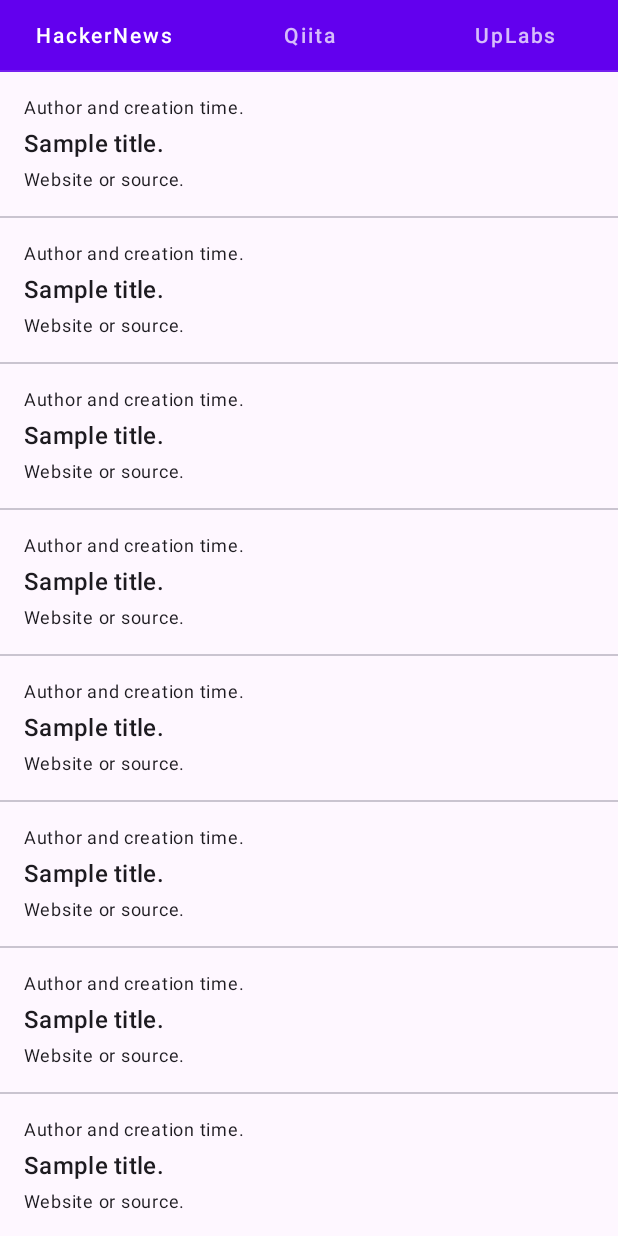
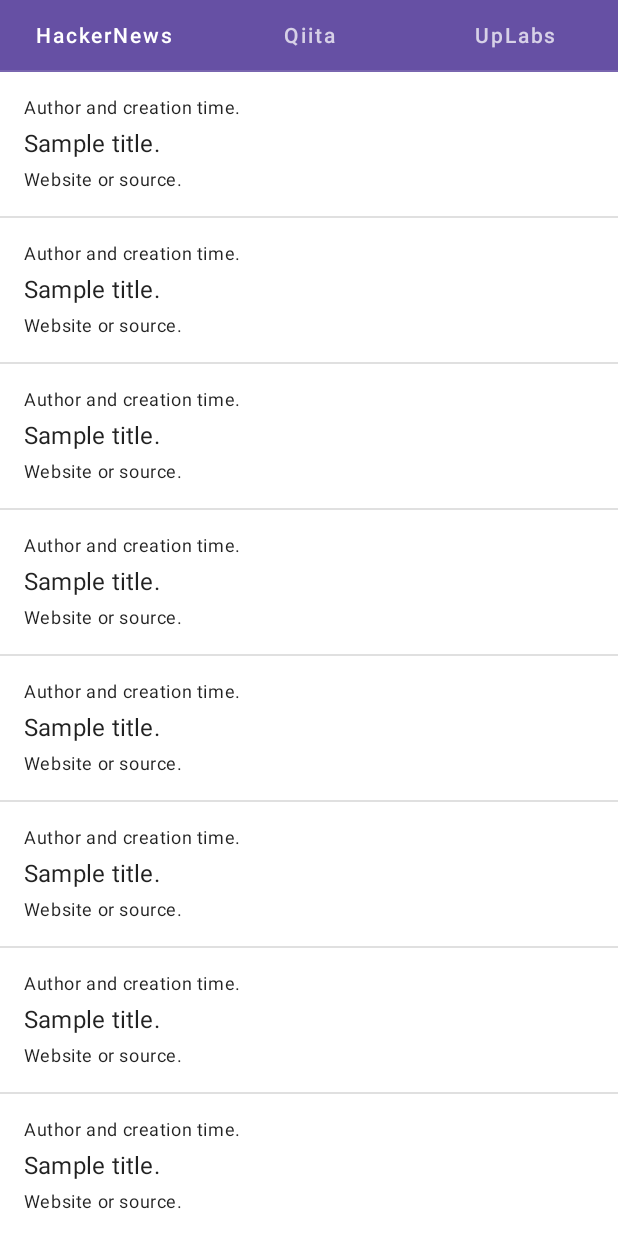
Before and after one commit to eneim/kiji-android, an Android app built with Jetpack Compose: the screen it shows after launch (MainActivity), on a phone screen of 412 x 824 dp. Run offline under Robolectric (Android 15) with nearby library versions, the phone set to English and light mode, and no system bars; our stand-ins replace Shimmer, accompanist, paging; libraries missing offline, so code that uses them is left out: coil.decode, io.github.aakira.napier; network calls fail; pictures from the network do not load; 10 statements that could not run were skipped.

Commit message:
Switch away from Material 3.

```diff
--- a/kiji/build.gradle
+++ b/kiji/build.gradle
@@ -94,8 +94,7 @@ dependencies {
 
     implementation(libs.compose.ui)
     implementation(libs.compose.preview)
-    implementation(libs.compose.material3)
-    implementation(libs.compose.material3.window)
+    implementation(libs.compose.material)
     implementation(libs.compose.activity)
     implementation(libs.compose.viewmodel)
     implementation(libs.compose.paging)
--- a/kiji/src/main/java/dev/kiji/KijiApp.kt
+++ b/kiji/src/main/java/dev/kiji/KijiApp.kt
@@ -18,8 +18,8 @@ package dev.kiji
 
 import androidx.compose.foundation.ExperimentalFoundationApi
 import androidx.compose.foundation.layout.fillMaxSize
-import androidx.compose.material3.MaterialTheme
-import androidx.compose.material3.Surface
+import androidx.compose.material.MaterialTheme
+import androidx.compose.material.Surface
 import androidx.compose.runtime.Composable
 import androidx.compose.ui.Modifier
 import androidx.navigation.NavHostController
@@ -46,7 +46,7 @@ internal fun KijiAppContent(
     Surface(
         modifier = Modifier
             .fillMaxSize(),
-        color = MaterialTheme.colorScheme.surface
+        color = MaterialTheme.colors.surface
     ) {
         HomeContent(
             hackerViewsViewModel = hackerViewsViewModel,
--- a/kiji/src/main/java/dev/kiji/MainActivity.kt
+++ b/kiji/src/main/java/dev/kiji/MainActivity.kt
@@ -65,7 +65,7 @@ class MainActivity : ComponentActivity() {
             CompositionLocalProvider(
                 LocalCurrentMinute provides clockBroadcastReceiver.currentTimeMillis,
             ) {
-                KijiAppTheme(dynamicColor = false) {
+                KijiAppTheme {
                     KijiAppContent(
                         hackerViewsViewModel = hackerViewsViewModel,
                         qiitaFeedViewModel = viewModel(),
--- a/kiji/src/main/java/dev/kiji/data/entities/Story.kt
+++ b/kiji/src/main/java/dev/kiji/data/entities/Story.kt
@@ -48,5 +48,9 @@ data class Story(
 
     // https://icon.horse/icon/${url}
     // https://api.faviconkit.com/{url}/{size}
-    val faviconUrl: String? = website?.let { "https://api.faviconkit.com/$it/256" }
+    // https://www.google.com/s2/favicons?domain=$it&sz=256
+    val faviconUrl: String? = website?.let {
+        "https://api.faviconkit.com/$it/256"
+        // "https://www.google.com/s2/favicons?domain=$it&sz=256"
+    }
 }
--- a/kiji/src/main/java/dev/kiji/home/components/ImageStory.kt
+++ b/kiji/src/main/java/dev/kiji/home/components/ImageStory.kt
@@ -19,7 +19,7 @@ package dev.kiji.home.components
 import androidx.compose.foundation.clickable
 import androidx.compose.foundation.layout.aspectRatio
 import androidx.compose.foundation.layout.fillMaxSize
-import androidx.compose.material3.Surface
+import androidx.compose.material.Surface
 import androidx.compose.runtime.Composable
 import androidx.compose.ui.Modifier
 import androidx.compose.ui.layout.ContentScale
--- a/kiji/src/main/java/dev/kiji/home/components/Story.kt
+++ b/kiji/src/main/java/dev/kiji/home/components/Story.kt
@@ -27,9 +27,9 @@ import androidx.compose.foundation.layout.padding
 import androidx.compose.foundation.layout.size
 import androidx.compose.foundation.layout.width
 import androidx.compose.foundation.layout.wrapContentHeight
-import androidx.compose.material3.MaterialTheme
-import androidx.compose.material3.Surface
-import androidx.compose.material3.Text
+import androidx.compose.material.MaterialTheme
+import androidx.compose.material.Surface
+import androidx.compose.material.Text
 import androidx.compose.runtime.Composable
 import androidx.compose.runtime.Stable
 import androidx.compose.runtime.remember
@@ -108,7 +108,7 @@ fun Story(
         ) {
             Text(
                 text = data.header,
-                style = MaterialTheme.typography.labelMedium.copy(
+                style = MaterialTheme.typography.caption.copy(
                     fontWeight = FontWeight.Normal,
                 ),
                 maxLines = 1,
@@ -122,7 +122,7 @@ fun Story(
 
             Text(
                 text = data.title,
-                style = MaterialTheme.typography.titleMedium,
+                style = MaterialTheme.typography.subtitle1,
                 modifier = Modifier
                     .fillMaxWidth()
                     .wrapContentHeight()
@@ -158,7 +158,7 @@ fun Story(
 
                     Text(
                         text = data.footer,
-                        style = MaterialTheme.typography.labelMedium.copy(
+                        style = MaterialTheme.typography.caption.copy(
                             fontWeight = FontWeight.Normal,
                         ),
                         maxLines = 1,
--- a/kiji/src/main/java/dev/kiji/navigation/HomeNavigation.kt
+++ b/kiji/src/main/java/dev/kiji/navigation/HomeNavigation.kt
@@ -24,11 +24,11 @@ import androidx.compose.foundation.layout.wrapContentHeight
 import androidx.compose.foundation.pager.HorizontalPager
 import androidx.compose.foundation.pager.PagerState
 import androidx.compose.foundation.pager.rememberPagerState
+import androidx.compose.material.MaterialTheme
 import androidx.compose.material.Tab
 import androidx.compose.material.TabRow
 import androidx.compose.material.TabRowDefaults
 import androidx.compose.material.Text
-import androidx.compose.material3.MaterialTheme
 import androidx.compose.runtime.Composable
 import androidx.compose.runtime.remember
 import androidx.compose.runtime.rememberCoroutineScope
@@ -122,7 +122,7 @@ private fun NavGraphBuilder.withHackerNewsFeed(
     builder = {
         composable("feed") {
             val context = LocalContext.current as Activity
-            val primaryColor = MaterialTheme.colorScheme.primary.toArgb()
+            val primaryColor = MaterialTheme.colors.primary.toArgb()
             HackerNewsFeed(
                 data = viewModel.feedData.collectAsLazyPagingItems(),
                 currentTimeMillis = LocalCurrentMinute.current,
@@ -141,7 +141,7 @@ private fun NavGraphBuilder.withQiitaFeed(
     builder = {
         composable("feed") {
             val context = LocalContext.current as Activity
-            val primaryColor = MaterialTheme.colorScheme.primary.toArgb()
+            val primaryColor = MaterialTheme.colors.primary.toArgb()
             QiitaFeed(
                 data = viewModel.data,
                 currentTimeMillis = LocalCurrentMinute.current,
@@ -156,14 +156,14 @@ private fun NavGraphBuilder.withQiitaFeed(
 @ExperimentalFoundationApi
 @ExperimentalCoroutinesApi
 private fun NavGraphBuilder.withUpLabsFeed(
-    viewModel: UpLabsViewModel
+    viewModel: UpLabsViewModel,
 ) = navigation(
     startDestination = "feed",
     route = Route.UpLabs.value,
     builder = {
         composable("feed") {
             val context = LocalContext.current as Activity
-            val primaryColor = MaterialTheme.colorScheme.primary.toArgb()
+            val primaryColor = MaterialTheme.colors.primary.toArgb()
             UpLabsFeed(
                 data = rememberFlowWithLifecycle(flow = viewModel.feedData)
                     .collectAsLazyPagingItems(),
--- a/kiji/src/main/java/dev/kiji/services/hackernews/HackerNewsFeed.kt
+++ b/kiji/src/main/java/dev/kiji/services/hackernews/HackerNewsFeed.kt
@@ -20,7 +20,7 @@ import androidx.compose.foundation.layout.WindowInsets
 import androidx.compose.foundation.layout.asPaddingValues
 import androidx.compose.foundation.layout.systemBars
 import androidx.compose.foundation.lazy.LazyColumn
-import androidx.compose.material3.Divider
+import androidx.compose.material.Divider
 import androidx.compose.runtime.Composable
 import androidx.compose.ui.Modifier
 import androidx.paging.compose.LazyPagingItems
--- a/kiji/src/main/java/dev/kiji/services/qiita/QiitaFeed.kt
+++ b/kiji/src/main/java/dev/kiji/services/qiita/QiitaFeed.kt
@@ -22,7 +22,7 @@ import androidx.compose.foundation.layout.systemBars
 import androidx.compose.foundation.lazy.LazyColumn
 import androidx.compose.foundation.lazy.items
 import androidx.compose.foundation.lazy.rememberLazyListState
-import androidx.compose.material3.Divider
+import androidx.compose.material.Divider
 import androidx.compose.runtime.Composable
 import androidx.compose.runtime.snapshots.SnapshotStateList
 import androidx.compose.ui.Modifier
--- a/kiji/src/main/java/dev/kiji/ui/theme/Theme.kt
+++ b/kiji/src/main/java/dev/kiji/ui/theme/Theme.kt
@@ -17,48 +17,31 @@
 package dev.kiji.ui.theme
 
 import android.app.Activity
-import android.os.Build
 import androidx.compose.foundation.isSystemInDarkTheme
-import androidx.compose.material3.MaterialTheme
-import androidx.compose.material3.darkColorScheme
-import androidx.compose.material3.dynamicDarkColorScheme
-import androidx.compose.material3.dynamicLightColorScheme
-import androidx.compose.material3.lightColorScheme
+import androidx.compose.material.MaterialTheme
+import androidx.compose.material.darkColors
+import androidx.compose.material.lightColors
 import androidx.compose.runtime.Composable
 import androidx.compose.runtime.SideEffect
-import androidx.compose.ui.platform.LocalContext
 import androidx.compose.ui.platform.LocalView
 import androidx.core.view.WindowCompat
 
-private val DarkColorScheme = darkColorScheme(
+private val DarkColorScheme = darkColors(
     primary = Purple80,
     secondary = PurpleGrey80,
-    tertiary = Pink80
 )
 
-private val LightColorScheme = lightColorScheme(
+private val LightColorScheme = lightColors(
     primary = Purple40,
     secondary = PurpleGrey40,
-    tertiary = Pink40
 )
 
 @Composable
 fun KijiAppTheme(
     darkTheme: Boolean = isSystemInDarkTheme(),
-    // Dynamic color is available on Android 12+
-    dynamicColor: Boolean = true,
-    content: @Composable () -> Unit
+    content: @Composable () -> Unit,
 ) {
     val colorScheme = when {
-        dynamicColor && Build.VERSION.SDK_INT >= Build.VERSION_CODES.S -> {
-            val context = LocalContext.current
-            if (darkTheme) {
-                dynamicDarkColorScheme(context)
-            } else {
-                dynamicLightColorScheme(context)
-            }
-        }
-
         darkTheme -> DarkColorScheme
         else -> LightColorScheme
     }
@@ -71,7 +54,7 @@ fun KijiAppTheme(
     }
 
     MaterialTheme(
-        colorScheme = colorScheme,
+        colors = colorScheme,
         typography = Typography,
         content = content
     )
--- a/kiji/src/main/java/dev/kiji/ui/theme/Type.kt
+++ b/kiji/src/main/java/dev/kiji/ui/theme/Type.kt
@@ -16,35 +16,7 @@
 
 package dev.kiji.ui.theme
 
-import androidx.compose.material3.Typography
-import androidx.compose.ui.text.TextStyle
-import androidx.compose.ui.text.font.FontFamily
-import androidx.compose.ui.text.font.FontWeight
-import androidx.compose.ui.unit.sp
+import androidx.compose.material.Typography
 
 // Set of Material typography styles to start with
-val Typography = Typography(
-    bodyLarge = TextStyle(
-        fontFamily = FontFamily.Default,
-        fontWeight = FontWeight.Normal,
-        fontSize = 16.sp,
-        lineHeight = 24.sp,
-        letterSpacing = 0.5.sp
-    )
-    /* Other default text styles to override
-    titleLarge = TextStyle(
-        fontFamily = FontFamily.Default,
-        fontWeight = FontWeight.Normal,
-        fontSize = 22.sp,
-        lineHeight = 28.sp,
-        letterSpacing = 0.sp
-    ),
-    labelSmall = TextStyle(
-        fontFamily = FontFamily.Default,
-        fontWeight = FontWeight.Medium,
-        fontSize = 11.sp,
-        lineHeight = 16.sp,
-        letterSpacing = 0.5.sp
-    )
-    */
-)
+val Typography = Typography()
--- a/kiji/src/main/res/values-v27/themes.xml
+++ b/kiji/src/main/res/values-v27/themes.xml
@@ -17,7 +17,7 @@
 <resources>
 
     <style name="PlatformAdjusted" parent="NightAdjusted">
-        <item name="android:statusBarColor">@android:color/transparent</item>
-        <item name="android:navigationBarColor">@android:color/transparent</item>
+<!--        <item name="android:statusBarColor">@android:color/transparent</item>-->
+<!--        <item name="android:navigationBarColor">@android:color/transparent</item>-->
     </style>
 </resources>
--- a/settings.gradle.kts
+++ b/settings.gradle.kts
@@ -37,10 +37,12 @@ includeFolder("core")
 includeFolder("data")
 
 fun includeFolder(folderName: String) {
-    file("$rootDir/$folderName").listFiles()
+    file(path = "$rootDir/$folderName").listFiles()
         ?.takeIf(Array<File>::isNotEmpty)
         ?.forEach { module: File ->
-            if (file("${module.path}/build.gradle").exists() || file("$module/build.gradle.kts").exists()) {
+            val buildFile = "$module/build.gradle"
+            val ktsBuildFile = "$module/build.gradle.kts"
+            if (file(buildFile).exists() || file(ktsBuildFile).exists()) {
                 include("${folderName}:${module.name}")
             }
         }
```
Also changed, not shown: data/common-interface/src/main/java/dev/kiji/data/common/Image.kt (deleted, +0 -24 lines), data/common-interface/src/main/java/dev/kiji/data/common/SiteMeta.kt (deleted, +0 -26 lines), kiji/src/main/java/dev/kiji/services/uplabs/UpLabsFeed.kt (+5 -5 lines).
